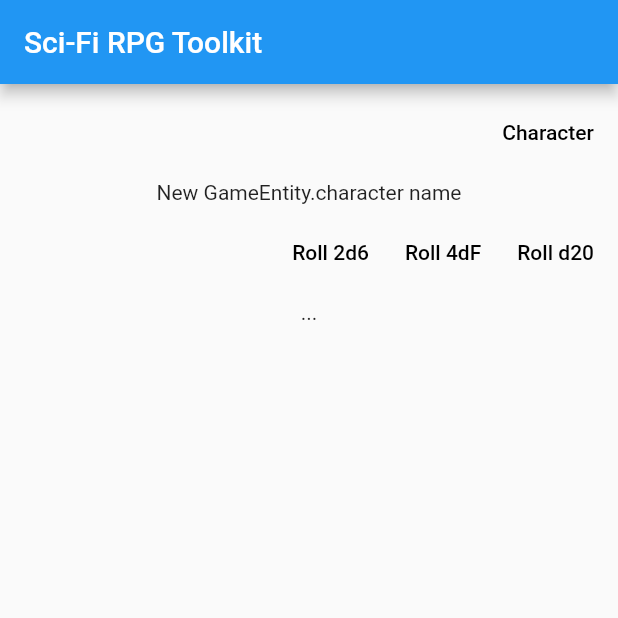
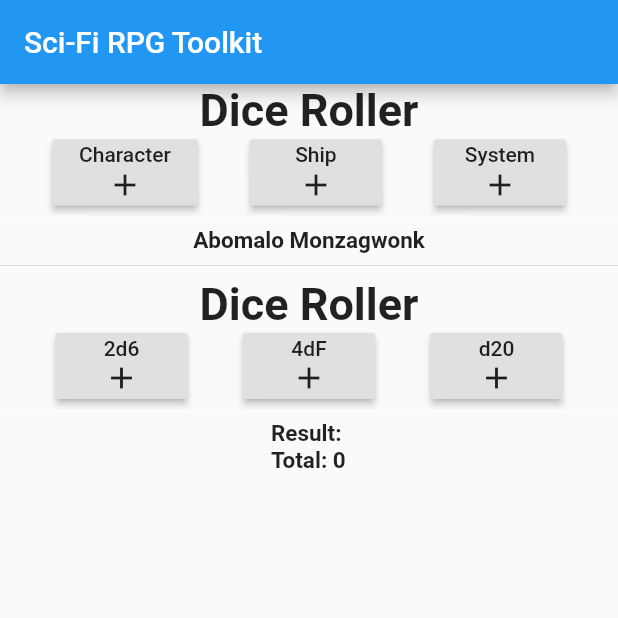
Before and after one commit to albx79/my_flutter_project, a Flutter app: the screen it shows after launch, after a tap on "Character", on a phone screen of 412 x 824 dp, the top half of it. Run offline on Flutter 3.47's test engine with Material 2 defaults, Android fonts, the phone set to English and light mode, and no system bars.

Commit message:
roll the dice and generate character names!
although the name generator is a bit primitive, to say the least

```diff
--- a/lib/dice.dart
+++ b/lib/dice.dart
@@ -17,11 +17,7 @@ class Dice {
   String toString() => (qty != 1 ? qty.toString() : "") + name;
 
   List<int> _roll(Random rand) {
-    var results = new List<int>(qty);
-    for (int i = 0; i < qty; i++) {
-      results.add(rand.nextInt(sides) + 1 + offset);
-    }
-    return results;
+    return new List<int>.generate(qty, (index) => rand.nextInt(sides) + 1 + offset);
   }
 }
 
@@ -32,5 +28,5 @@ var n1D20 = new Dice(sides: 20);
 var _random = new Random();
 
 List<int> roll(List<Dice> diceSet) {
-  return diceSet.expand((d) => d._roll(_random)).toList(growable: false);
+  return diceSet.expand((d) => d._roll(_random)).toList(growable: true);
 }
--- a/lib/main.dart
+++ b/lib/main.dart
@@ -1,6 +1,7 @@
 import 'package:flutter/material.dart';
 import 'package:flutter/cupertino.dart';
 import './dice.dart';
+import './names.dart';
 
 void main() {
   runApp(new MyApp());
@@ -21,21 +22,24 @@ class MyApp extends StatelessWidget {
         appBar: new AppBar(
           title: new Text(title),
         ),
-        body: new Column(
+        body: new Container(
+          alignment: Alignment.topLeft,
+          child: new Column(
             children: <Widget>[
               new NameScreen(),
+              new Divider(),
               new RollScreen()
             ],
+          ),
         ),
       ),
     );
   }
 }
 
-enum GameEntity {
-  character,
-  ship,
-  system
+class MyStyles {
+  static var sectionHeader = new TextStyle(fontWeight: FontWeight.bold, fontSize: 30.0);
+  static var result = new TextStyle(fontWeight: FontWeight.bold, fontSize: 15.0);
 }
 
 class NameScreen extends StatefulWidget {
@@ -46,27 +50,22 @@ class NameScreen extends StatefulWidget {
 class NameState extends State<NameScreen> {
   String latestName = '...';
 
-  void _generateName(GameEntity entity) {
+  void _generateName(NamedEntity entity) {
     setState(() {
-      latestName = 'New ' + entity.toString() + ' name';
+      latestName = newSyllabicName();
     });
   }
 
   @override
-  Widget build(BuildContext context) {
-    return new Column(
-      children: [
-        new ButtonBar(
-          children: [
-            new MaterialButton(onPressed: () {
-              _generateName(GameEntity.character);
-            }, child: new Text("Character"),),
+  Widget build(BuildContext context) => _createScreen(
+    title: "Name Generator",
+    buttons: [
+      _createFatButton(()=>_generateName(NamedEntity.character), "Character"),
+      _createFatButton(()=>_generateName(NamedEntity.character), "Ship"),
+      _createFatButton(()=>_generateName(NamedEntity.character), "System"),
     ],
-        ),
-        new Text(latestName)
-      ],
+    results: [new Text(latestName, style: MyStyles.result)]
   );
-  }
 }
 
 class RollScreen extends StatefulWidget {
@@ -75,31 +74,59 @@ class RollScreen extends StatefulWidget {
 }
 
 class RollState extends State<RollScreen> {
-  String latestRoll = '...';
+  List<int> latestRoll = new List();
+  int total = 0;
 
   void _roll(List<Dice> diceSet) {
-    setState(() { latestRoll = '' + diceSet.toString() + ' rolled, got ' + roll(diceSet).toString(); });
+    setState(() {
+      latestRoll = roll(diceSet);
+      total = latestRoll.reduce((a, b) => a + b);
+    });
   }
 
   @override
-  Widget build(BuildContext context) {
-    return new Column(
-      children: [
-        new ButtonBar(
-          children: <Widget>[
+  Widget build(BuildContext context) => _createScreen(
+    title: "Dice Roller",
+    buttons: [
       _createRollButton(n2D6),
       _createRollButton(n4DF),
       _createRollButton(n1D20),
     ],
+    results: [
+      new Text("Result: " + latestRoll.join(", "), style: MyStyles.result,),
+      new Text("Total: " + total.toString(), style: MyStyles.result,)
+    ]
+  );
+
+  Widget _createRollButton(Dice dice) => _createFatButton(() => _roll([dice]), dice.toString());
+}
+
+Widget _createFatButton(void onPressed(), String text) => new RaisedButton(
+    onPressed: onPressed,
+    child: new Container(
+        padding: const EdgeInsets.all(2.0),
+        child: new Column(
+          children: <Widget>[
+            new Text(text),
+            new Icon(Icons.add)
+          ],
+        )
+    )
+);
+
+Widget _createScreen({String title, List<Widget> buttons, List<Widget> results}) =>  new Column(
+  children: [
+    new Text("Dice Roller",
+        style: MyStyles.sectionHeader
     ),
-        new Text(latestRoll)
+    new Row(
+      mainAxisAlignment: MainAxisAlignment.spaceEvenly,
+      children: buttons,
+    ),
+    new Divider(height: 12.0, color: Colors.white,),
+    new Column(
+      crossAxisAlignment: CrossAxisAlignment.start,
+      children: results,
+    ),
   ],
 );
-  }
-
-  MaterialButton _createRollButton(Dice dice) =>
-      new MaterialButton(
-        onPressed: () { _roll([dice]); },
-        child: new Text("Roll " + dice.toString())
-      );
-}
--- /dev/null
+++ b/lib/names.dart
@@ -0,0 +1,32 @@
+import 'dart:math';
+
+enum NamedEntity {
+  character,
+  ship,
+  system
+}
+
+class Syllables {
+  Random _rand;
+  var _syllables = ["mon", "fay", "shi", "zag", "blarg", "rash", "izen", "malo", "zak", "abo", "wonk"];
+  var _suffixes = ["son", "li", "ssen", "kor"];
+
+  Syllables(this._rand);
+
+  String _pick() => _syllables[_rand.nextInt(_syllables.length)];
+
+  // TODO use _suffixes for surnames
+  String generate() {
+    var numSyllables = _rand.nextInt(2) + 2;
+    var name = new List.generate(numSyllables, (idx) => _pick()).join("");
+
+    return name[0].toUpperCase() + name.substring(1);
+  }
+}
+
+var _rand = new Random();
+
+String newSyllabicName() {
+  var syllables = new Syllables(_rand);
+  return syllables.generate() + " " + syllables.generate();
+}
```
Also changed, not shown: 2 other files. Lines whose indentation alone changed are shown as unchanged.
